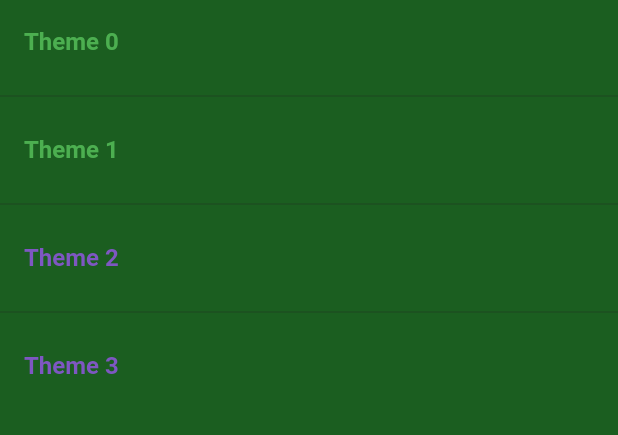
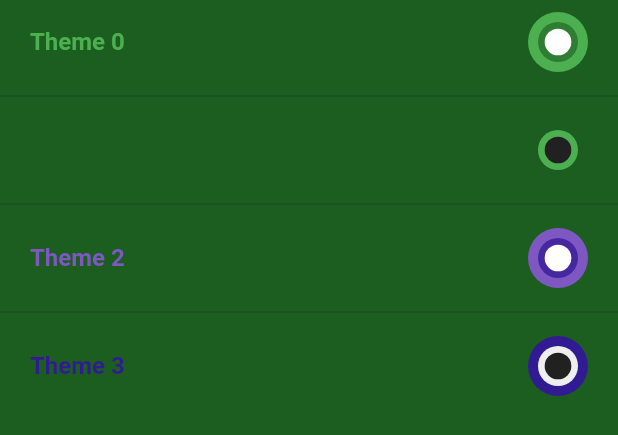
Before and after one commit to C-Mierez/GrimR, a Flutter app: the _List widget shown alone on an empty page, opened directly, on a phone screen of 412 x 824 dp. Shown: the top 435 px of the screen. Run offline on Flutter 3.47's test engine with Material 2 defaults, Android fonts, the light colour scheme and no system bars; our stand-ins replace bloc, built_collection, built_value, chopper, connectivity, dartz and 6 more; generated files the repository leaves out were written again; network calls fail.

Commit message:
Hydrated Themes Bloc. Persistent themes hype.

```diff
--- a/GrimR/lib/presentation/core/pages/widgets/themes_bottom_sheet.dart
+++ b/GrimR/lib/presentation/core/pages/widgets/themes_bottom_sheet.dart
@@ -58,6 +58,30 @@
         final AppTheme itemAppTheme = AppTheme.values[localIndex];
         return index % 2 == 0
             ? ListTile(
+                contentPadding: const EdgeInsets.symmetric(horizontal: 20),
+                trailing: CircleAvatar(
+                  backgroundColor:
+                      appThemeData[itemAppTheme].colorScheme.primary,
+                  child: LayoutBuilder(
+                    builder: (context, constraints) {
+                      return CircleAvatar(
+                        radius: constraints.maxHeight / 3,
+                        backgroundColor:
+                            appThemeData[itemAppTheme].colorScheme.secondary,
+                        child: LayoutBuilder(
+                          builder: (context, constraints) {
+                            return CircleAvatar(
+                              radius: constraints.maxHeight / 3,
+                              backgroundColor: appThemeData[itemAppTheme]
+                                  .colorScheme
+                                  .background,
+                            );
+                          },
+                        ),
+                      );
+                    },
+                  ),
+                ),
                 title: Text(
                   'Theme $localIndex',
                   style: TextStyle(
--- a/GrimR/lib/presentation/core/themes/app_themes.dart
+++ b/GrimR/lib/presentation/core/themes/app_themes.dart
@@ -68,7 +68,7 @@
   final bool isDark = brightness == Brightness.dark;
   return ColorScheme(
     // Read comment above
-    primary: primaryColor,
+    primary: isDark ? primaryColorDark : primaryColor,
     surface: primaryColorDark,
     onPrimary: isDark ? backgroundDark : background,
     onSurface: isDark ? backgroundDark : background,
--- a/GrimR/lib/presentation/core/themes/bloc/themes_bloc.dart
+++ b/GrimR/lib/presentation/core/themes/bloc/themes_bloc.dart
@@ -38,11 +38,7 @@
 
   @override
   Map<String, int> toJson(ThemesState state) {
-    int themeIndex = -1;
-    final theme = AppTheme.values.firstWhere((element) {
-      themeIndex++;
-      return element == state.appTheme;
-    });
+    final themeIndex = AppTheme.values.indexOf(state.appTheme);
     return {'themeIndex': themeIndex};
   }
 }
```
